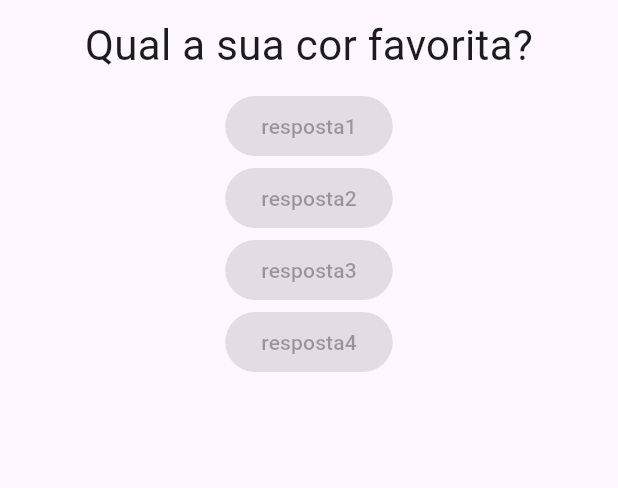
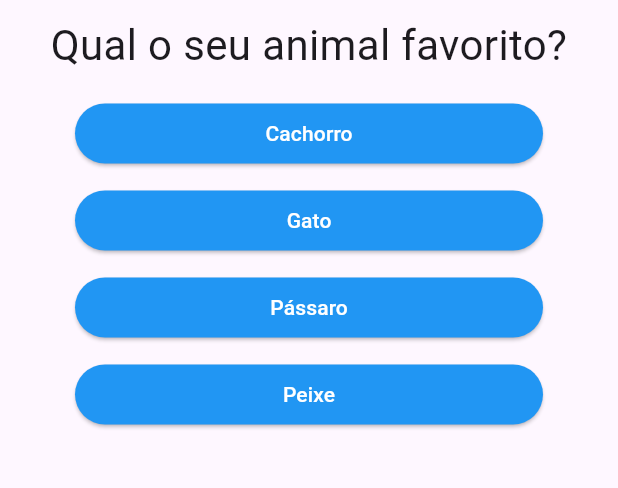
Before and after one commit to efarfus/PerguntasApp, a Flutter app: the screen it shows after launch, on a phone screen of 412 x 824 dp, the part 84-572 px from its top. Run offline on Flutter 3.47's test engine with Material 3 defaults, Android fonts, the phone set to English and light mode, and no system bars; missing offline and left inert: dart:ffi.

Commit message:
Atribuições de noções básicas de Flutter

```diff
--- a/lib/main.dart
+++ b/lib/main.dart
@@ -1,28 +1,72 @@
 import 'package:flutter/material.dart';
-import './questao.dart';
-import './respostas.dart';
+import './resultado.dart';
+import './questionario.dart';
 
 main() => runApp(PerguntaApp());
 
 class _PerguntaAppState extends State<PerguntaApp> {
   var _perguntaSelecionada = 0;
+  var _pontuacaoTotal = 0;
+  final _perguntas = [
+    {
+      "pergunta": 'Qual o seu animal favorito?',
+      "resposta": [
+        {"texto": "Cachorro", "pontuacao": 4},
+        {"texto": "Gato", "pontuacao": 3},
+        {"texto": "Pássaro", "pontuacao": 2},
+        {"texto": "Peixe", "pontuacao": 1}
+      ]
+    },
+    {
+      "pergunta": 'Qual o seu esporte favorito?',
+      "resposta": [
+        {"texto": "Futebol", "pontuacao": 4},
+        {"texto": "Basquete", "pontuacao": 3},
+        {"texto": "Natação", "pontuacao": 2},
+        {"texto": "Ciclismo", "pontuacao": 1}
+      ]
+    },
+    {
+      "pergunta": 'Qual o seu tipo de música favorita?',
+      "resposta": [
+        {"texto": "Rock", "pontuacao": 4},
+        {"texto": "Pop", "pontuacao": 3},
+        {"texto": "Clássica", "pontuacao": 2},
+        {"texto": "Eletrônica", "pontuacao": 1}
+      ]
+    },
+    {
+      "pergunta": 'Qual o seu prato preferido?',
+      "resposta": [
+        {"texto": "Pizza", "pontuacao": 4},
+        {"texto": "Hambúrguer", "pontuacao": 3},
+        {"texto": "Sushi", "pontuacao": 2},
+        {"texto": "Salada", "pontuacao": 1}
+      ]
+    }
+  ];
 
-  void _responder() {
+  void resetQuiz() {
+    setState(() {
+      _perguntaSelecionada = 0;
+      _pontuacaoTotal = 0;
+    });
+  }
+
+  void _responder(int pontuacao) {
     setState(() {
       _perguntaSelecionada++;
+      _pontuacaoTotal += pontuacao;
     });
-    print(_perguntaSelecionada);
+    print(_pontuacaoTotal);
+  }
+
+  bool get theresQuestion {
+    return _perguntaSelecionada < _perguntas.length;
   }
 
   @override
   Widget build(BuildContext context) {
-    final List<String> perguntas = [
-      'Qual a sua cor favorita?',
-      'Qual o seu animal favorito?',
-      'Qual o seu animal favorito2?',
-      'Qual o seu animal favorito3?',
-      'Qual o seu animal favorito4?',
-    ];
     return MaterialApp(
       home: Scaffold(
           appBar: AppBar(
@@ -32,16 +76,12 @@ class _PerguntaAppState extends State<PerguntaApp> {
               child: Text('Perguntas'),
             ),
           ),
-        body: Column(
-          children: [
-            Questao(perguntas[_perguntaSelecionada]),
-            Respostas("resposta1"),
-            Respostas("resposta2"),
-            Respostas("resposta3"),
-            Respostas("resposta4")
-          ],
-        ),
-      ),
+          body: theresQuestion
+              ? Questionario(
+                  perguntaSelecionada: _perguntaSelecionada,
+                  perguntas: _perguntas,
+                  responder: _responder)
+              : Resultado(_pontuacaoTotal, resetQuiz)),
     );
   }
 }
--- /dev/null
+++ b/lib/questionario.dart
@@ -0,0 +1,33 @@
+import 'package:flutter/material.dart';
+import 'questao.dart';
+import 'respostas.dart';
+
+class Questionario extends StatelessWidget {
+  final perguntaSelecionada;
+  final List<Map<String, Object>> perguntas;
+  final void Function(int) responder;
+  Questionario(
+      {required this.perguntaSelecionada,
+      required this.perguntas,
+      required this.responder});
+  bool get theresQuestion {
+    return perguntaSelecionada < perguntas.length;
+  }
+
+  @override
+  Widget build(BuildContext context) {
+    List<Map<String, Object>> respostas = theresQuestion
+        ? perguntas[perguntaSelecionada]['resposta']
+            as List<Map<String, Object>>
+        : [];
+    return Column(
+      children: <Widget>[
+        Questao(perguntas[perguntaSelecionada]['pergunta'] as String),
+        ...respostas
+            .map((resp) => Respostas(resp['texto'] as String,
+                () => responder(int.parse(resp['pontuacao'].toString()))))
+            .toList(),
+      ],
+    );
+  }
+}
--- a/lib/respostas.dart
+++ b/lib/respostas.dart
@@ -2,10 +2,19 @@ import 'package:flutter/material.dart';
 
 class Respostas extends StatelessWidget {
   final String resposta;
-  Respostas(this.resposta);
+  final void Function() onSelected;
+  Respostas(this.resposta, this.onSelected);
 
   @override
   Widget build(BuildContext context) {
-    return ElevatedButton(onPressed: null, child: Text(resposta));
+    return Container(
+      width: double.infinity,
+      margin: EdgeInsets.fromLTRB(50, 5, 50, 5),
+      child: ElevatedButton(
+          style: ElevatedButton.styleFrom(
+              backgroundColor: Colors.blue, foregroundColor: Colors.white),
+          onPressed: onSelected,
+          child: Text(resposta)),
+    );
   }
 }
```
Also changed, not shown: lib/resultado.dart (added, +42 -0 lines). Lines whose indentation alone changed are shown as unchanged.
